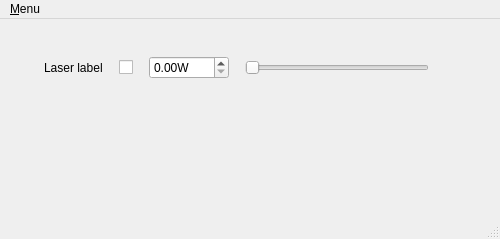
alrik-durand/qudi, file gui/laser_power_controller/main.ui: the form before one commit.
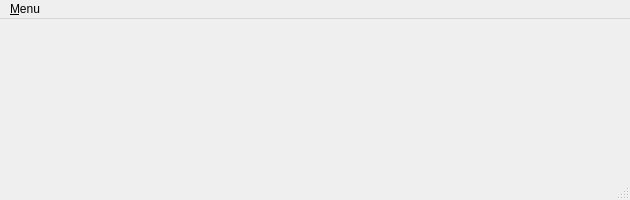
The form after the commit. Icons and pictures are not drawn. Custom widgets are drawn as their Qt base class.

Commit message: wip laser power controller

```diff
--- a/gui/laser_power_controller/main.ui
+++ b/gui/laser_power_controller/main.ui
@@ -6,8 +6,8 @@
    <rect>
     <x>0</x>
     <y>0</y>
-    <width>500</width>
-    <height>239</height>
+    <width>630</width>
+    <height>200</height>
    </rect>
   </property>
   <property name="sizePolicy">
@@ -34,149 +34,7 @@
    </property>
    <layout class="QVBoxLayout" name="verticalLayout_2">
     <item>
-     <widget class="QWidget" name="laserWidget" native="true">
-      <property name="sizePolicy">
-       <sizepolicy hsizetype="Expanding" vsizetype="Preferred">
-        <horstretch>0</horstretch>
-        <verstretch>0</verstretch>
-       </sizepolicy>
-      </property>
-      <property name="minimumSize">
-       <size>
-        <width>0</width>
-        <height>150</height>
-       </size>
-      </property>
-      <widget class="QWidget" name="horizontalLayoutWidget">
-       <property name="geometry">
-        <rect>
-         <x>9</x>
-         <y>9</y>
-         <width>411</width>
-         <height>61</height>
-        </rect>
-       </property>
-       <layout class="QHBoxLayout" name="horizontalLayout">
-        <item>
-         <widget class="QLabel" name="label">
-          <property name="minimumSize">
-           <size>
-            <width>10</width>
-            <height>0</height>
-           </size>
-          </property>
-          <property name="text">
-           <string/>
-          </property>
-         </widget>
-        </item>
-        <item>
-         <spacer name="horizontalSpacer">
-          <property name="orientation">
-           <enum>Qt::Horizontal</enum>
-          </property>
-          <property name="sizeType">
-           <enum>QSizePolicy::Maximum</enum>
-          </property>
-          <property name="sizeHint" stdset="0">
-           <size>
-            <width>10</width>
-            <height>0</height>
-           </size>
-          </property>
-         </spacer>
-        </item>
-        <item>
-         <widget class="QLabel" name="label_2">
-          <property name="text">
-           <string>Laser label</string>
-          </property>
-         </widget>
-        </item>
-        <item>
-         <spacer name="horizontalSpacer_2">
-          <property name="orientation">
-           <enum>Qt::Horizontal</enum>
-          </property>
-          <property name="sizeType">
-           <enum>QSizePolicy::Maximum</enum>
-          </property>
-          <property name="sizeHint" stdset="0">
-           <size>
-            <width>10</width>
-            <height>0</height>
-           </size>
-          </property>
-         </spacer>
-        </item>
-        <item>
-         <widget class="QCheckBox" name="checkBox">
-          <property name="text">
-           <string/>
-          </property>
-         </widget>
-        </item>
-        <item>
-         <spacer name="horizontalSpacer_3">
-          <property name="orientation">
-           <enum>Qt::Horizontal</enum>
-          </property>
-          <property name="sizeType">
-           <enum>QSizePolicy::Maximum</enum>
-          </property>
-          <property name="sizeHint" stdset="0">
-           <size>
-            <width>10</width>
-            <height>0</height>
-           </size>
-          </property>
-         </spacer>
-        </item>
-        <item>
-         <widget class="ScienDSpinBox" name="doubleSpinBox">
-          <property name="minimumSize">
-           <size>
-            <width>80</width>
-            <height>0</height>
-           </size>
-          </property>
-          <property name="suffix">
-           <string>W</string>
-          </property>
-         </widget>
-        </item>
-        <item>
-         <spacer name="horizontalSpacer_4">
-          <property name="orientation">
-           <enum>Qt::Horizontal</enum>
-          </property>
-          <property name="sizeType">
-           <enum>QSizePolicy::Maximum</enum>
-          </property>
-          <property name="sizeHint" stdset="0">
-           <size>
-            <width>10</width>
-            <height>0</height>
-           </size>
-          </property>
-         </spacer>
-        </item>
-        <item>
-         <widget class="QSlider" name="horizontalSlider">
-          <property name="minimumSize">
-           <size>
-            <width>100</width>
-            <height>0</height>
-           </size>
-          </property>
-          <property name="orientation">
-           <enum>Qt::Horizontal</enum>
-          </property>
-         </widget>
-        </item>
-       </layout>
-      </widget>
-     </widget>
+     <layout class="QVBoxLayout" name="verticalLayout"/>
     </item>
    </layout>
   </widget>
@@ -185,7 +43,7 @@
     <rect>
      <x>0</x>
      <y>0</y>
-     <width>500</width>
+     <width>630</width>
      <height>21</height>
     </rect>
    </property>
@@ -244,13 +102,6 @@
    </property>
   </action>
  </widget>
- <customwidgets>
-  <customwidget>
-   <class>ScienDSpinBox</class>
-   <extends>QDoubleSpinBox</extends>
-   <header>qtwidgets.scientific_spinbox.h</header>
-  </customwidget>
- </customwidgets>
  <resources/>
  <connections>
   <connection>
```
The commit also changes 3 other files.
